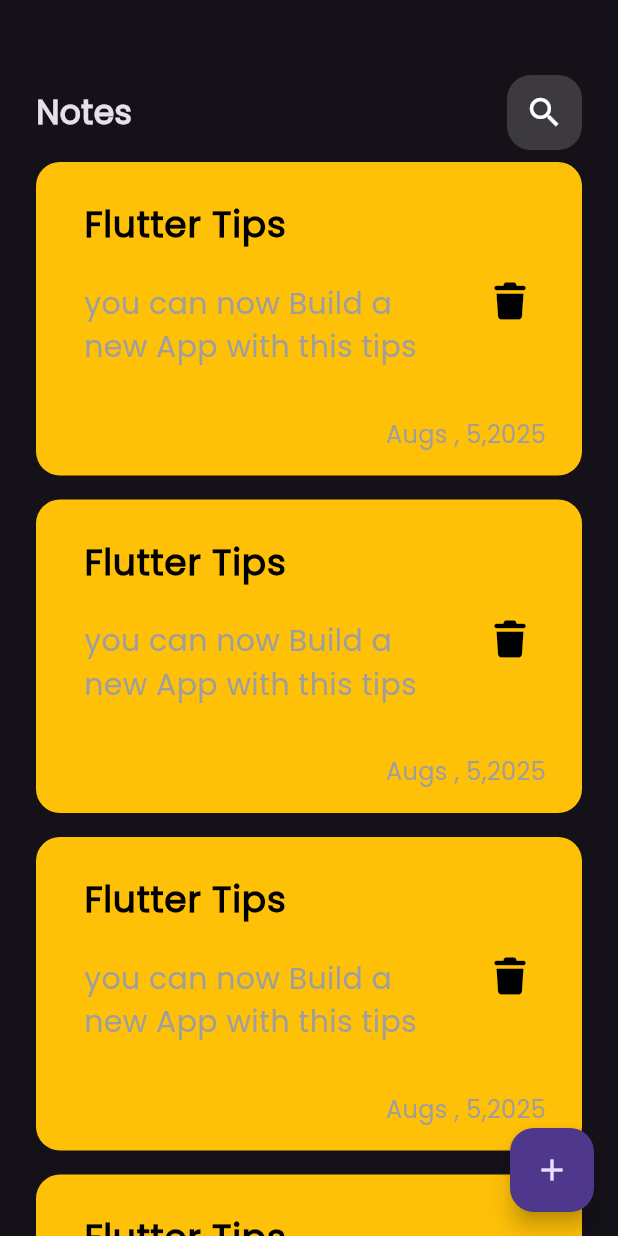
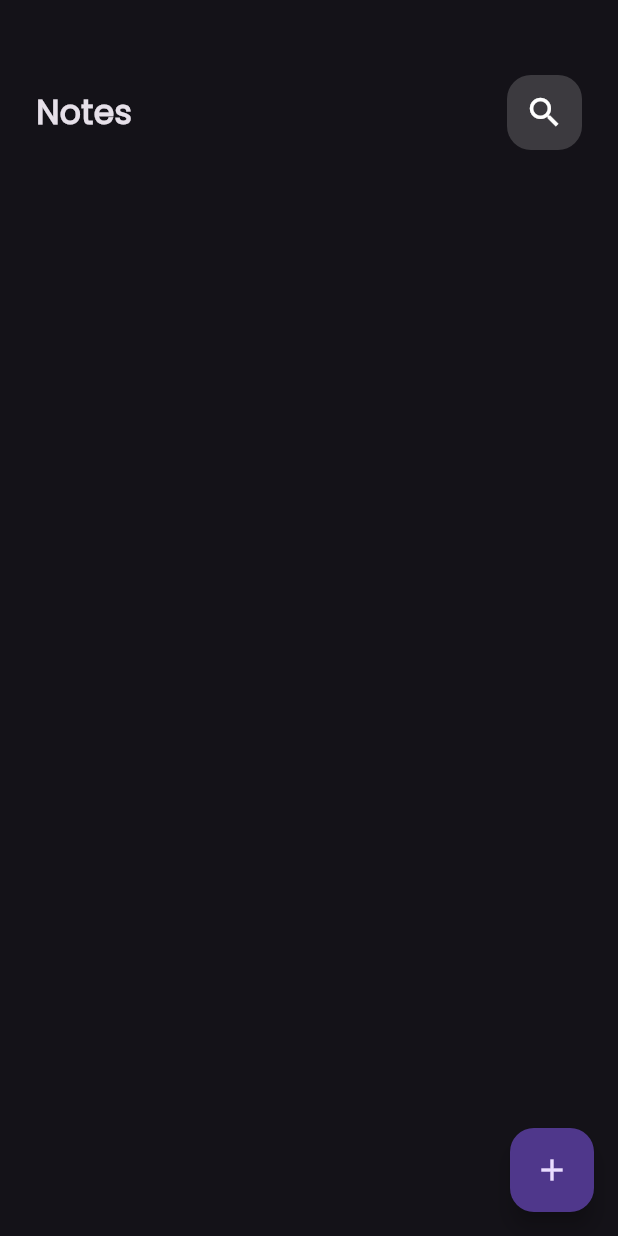
Before and after one commit to farouqmurtaja96-source/note_app, a Flutter app: the screen it shows after launch, on a phone screen of 412 x 824 dp. Run offline on Flutter 3.47's test engine with Material 3 defaults, Android fonts, the phone set to English and light mode, and no system bars; our stand-ins replace bloc, flutter_bloc, font_awesome_flutter, hive, hive_flutter; accounts and stored records are empty.

Commit message:
add and fetch data

```diff
--- /dev/null
+++ b/lib/cubit/notes_cubit/notes_cubit.dart
@@ -0,0 +1,18 @@
+import 'package:bloc/bloc.dart';
+import 'package:hive/hive.dart';
+import 'package:meta/meta.dart';
+import 'package:note_appv3/const/const.dart';
+import 'package:note_appv3/model/note_model.dart';
+
+part 'notes_state.dart';
+
+class NotesCubit extends Cubit<NotesState> {
+  NotesCubit() : super(NotesInitial());
+  List<NoteModel>? notes;
+  featch() {
+    var notesbox = Hive.box<NoteModel>(kPrimary);
+    notes = notesbox.values.toList();
+
+    emit(NotesSucces());
+  }
+}
--- /dev/null
+++ b/lib/cubit/notes_cubit/notes_state.dart
@@ -0,0 +1,8 @@
+part of 'notes_cubit.dart';
+
+@immutable
+sealed class NotesState {}
+
+final class NotesInitial extends NotesState {}
+
+final class NotesSucces extends NotesState {}
--- a/lib/main.dart
+++ b/lib/main.dart
@@ -2,7 +2,7 @@
 import 'package:flutter_bloc/flutter_bloc.dart';
 import 'package:hive_flutter/hive_flutter.dart';
 import 'package:note_appv3/const/const.dart';
-import 'package:note_appv3/cubit/add_note_cubit/add_note_cubit_cubit.dart';
+import 'package:note_appv3/cubit/notes_cubit/notes_cubit.dart';
 import 'package:note_appv3/model/note_model.dart';
 import 'package:note_appv3/sample_bloc_observe.dart';
 
@@ -22,10 +22,13 @@
 
   @override
   Widget build(BuildContext context) {
-    return MaterialApp(
-      debugShowCheckedModeBanner: false,
-      theme: ThemeData(brightness: Brightness.dark, fontFamily: 'Poppins'),
-      home: HomeViews(),
+    return BlocProvider(
+      create: (context) => NotesCubit(),
+      child: MaterialApp(
+        debugShowCheckedModeBanner: false,
+        theme: ThemeData(brightness: Brightness.dark, fontFamily: 'Poppins'),
+        home: HomeViews(),
+      ),
     );
   }
 }
--- a/lib/views/home_views.dart
+++ b/lib/views/home_views.dart
@@ -1,4 +1,6 @@
 import 'package:flutter/material.dart';
+import 'package:flutter_bloc/flutter_bloc.dart';
+import 'package:note_appv3/cubit/notes_cubit/notes_cubit.dart';
 import 'package:note_appv3/widget/add_note_widget.dart';
 import 'package:note_appv3/widget/view_body_widget.dart';
 
--- a/lib/widget/add_note_widget.dart
+++ b/lib/widget/add_note_widget.dart
@@ -1,7 +1,8 @@
 import 'package:flutter/material.dart';
 import 'package:flutter_bloc/flutter_bloc.dart';
-import 'package:modal_progress_hud_nsn/modal_progress_hud_nsn.dart';
+
 import 'package:note_appv3/cubit/add_note_cubit/add_note_cubit_cubit.dart';
+import 'package:note_appv3/cubit/notes_cubit/notes_cubit.dart';
 import 'package:note_appv3/widget/form_text_widget.dart';
 
 class AddNoteWidget extends StatelessWidget {
@@ -14,6 +15,7 @@
       child: BlocConsumer<AddNoteCubitCubit, AddNoteCubitState>(
         listener: (context, state) {
           if (state is AddNoteCubitSucces) {
+            BlocProvider.of<NotesCubit>(context).featch();
             Navigator.pop(context);
           } else if (state is AddNoteCubitFaliuer) {
             print('faliuer ${state.errorState}');
--- a/lib/widget/itme_list_widget.dart
+++ b/lib/widget/itme_list_widget.dart
@@ -1,4 +1,7 @@
 import 'package:flutter/material.dart';
+import 'package:flutter_bloc/flutter_bloc.dart';
+import 'package:note_appv3/cubit/notes_cubit/notes_cubit.dart';
+import 'package:note_appv3/model/note_model.dart';
 import 'package:note_appv3/widget/itme_widget.dart';
 
 class ItmeListWidget extends StatelessWidget {
@@ -6,11 +9,18 @@
 
   @override
   Widget build(BuildContext context) {
-    return ListView.builder(
-      itemBuilder: (context, index) {
-        return Padding(
-          padding: const EdgeInsets.symmetric(vertical: 8.0),
-          child: ItmeWidget(),
+    return BlocBuilder<NotesCubit, NotesState>(
+      builder: (context, state) {
+        List<NoteModel> notes =
+            BlocProvider.of<NotesCubit>(context).notes ?? [];
+        return ListView.builder(
+          itemCount: notes.length,
+          itemBuilder: (context, index) {
+            return Padding(
+              padding: const EdgeInsets.symmetric(vertical: 8.0),
+              child: ItmeWidget(noteModel: notes[index]),
+            );
+          },
         );
       },
     );
--- a/lib/widget/itme_widget.dart
+++ b/lib/widget/itme_widget.dart
@@ -1,10 +1,13 @@
 import 'package:flutter/material.dart';
+import 'package:flutter_bloc/flutter_bloc.dart';
 import 'package:font_awesome_flutter/font_awesome_flutter.dart';
+import 'package:note_appv3/cubit/notes_cubit/notes_cubit.dart';
+import 'package:note_appv3/model/note_model.dart';
 import 'package:note_appv3/views/edit_view.dart';
 
 class ItmeWidget extends StatelessWidget {
-  const ItmeWidget({super.key});
-
+  const ItmeWidget({super.key, required this.noteModel});
+  final NoteModel noteModel;
   @override
   Widget build(BuildContext context) {
     return GestureDetector(
@@ -20,7 +23,7 @@
       },
       child: Container(
         decoration: BoxDecoration(
-          color: Colors.amber,
+          color: Color(noteModel.color),
           borderRadius: BorderRadius.circular(16),
         ),
         child: Padding(
@@ -30,7 +33,7 @@
             children: [
               ListTile(
                 title: Text(
-                  'Flutter Tips',
+                  noteModel.title,
                   style: TextStyle(
                     fontSize: 24,
                     color: Colors.black,
@@ -40,19 +43,22 @@
                 subtitle: Padding(
                   padding: const EdgeInsets.only(top: 20.0, bottom: 24),
                   child: Text(
-                    'you can now Build a new App with this tips  ',
+                    noteModel.contet,
                     style: TextStyle(fontSize: 20, color: Colors.grey),
                   ),
                 ),
                 trailing: IconButton(
-                  onPressed: () {},
+                  onPressed: () {
+                    noteModel.delete();
+                    BlocProvider.of<NotesCubit>(context).featch();
+                  },
                   icon: Icon(FontAwesomeIcons.trash, color: Colors.black),
                 ),
               ),
               Padding(
                 padding: const EdgeInsets.only(right: 24.0),
                 child: Text(
-                  'Augs , 5,2025',
+                  noteModel.date,
                   style: TextStyle(fontSize: 16, color: Colors.grey),
                 ),
               ),
--- a/lib/widget/view_body_widget.dart
+++ b/lib/widget/view_body_widget.dart
@@ -1,7 +1,8 @@
 import 'package:flutter/material.dart';
+import 'package:flutter_bloc/flutter_bloc.dart';
+import 'package:note_appv3/cubit/notes_cubit/notes_cubit.dart';
 import 'package:note_appv3/widget/app_bar_widget.dart';
 import 'package:note_appv3/widget/itme_list_widget.dart';
-import 'package:note_appv3/widget/itme_widget.dart';
 
 class ViewBodyWidget extends StatelessWidget {
   const ViewBodyWidget({super.key});
--- a/pubspec.yaml
+++ b/pubspec.yaml
@@ -36,6 +36,7 @@
   font_awesome_flutter: ^10.7.0
   hive: ^2.2.3
   hive_flutter: ^1.1.0
+  intl: ^0.20.2
   modal_progress_hud_nsn: ^0.5.1
 
 dev_dependencies:
```
Also changed, not shown: lib/widget/form_text_widget.dart (+7 -3 lines), pubspec.lock.
